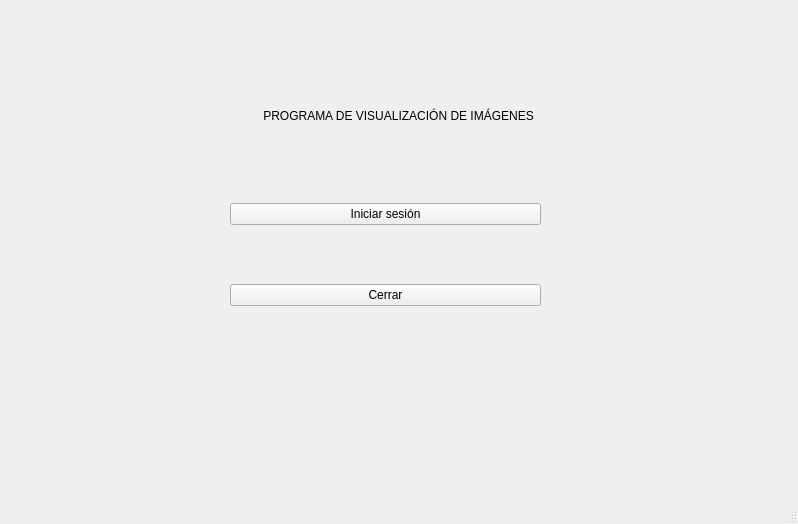
This is Pantt.ui in luisallamas01/Entrega3 as Qt 5 draws it before an edit. The edited form follows.
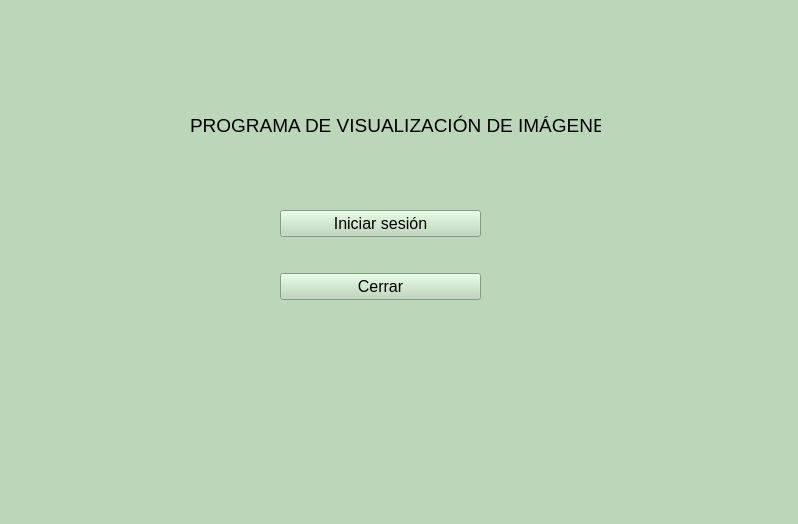
This is the edited form. Icons and pictures are not drawn.

```diff
--- a/Pantt.ui
+++ b/Pantt.ui
@@ -13,19 +13,27 @@
   <property name="windowTitle">
    <string>MainWindow</string>
   </property>
+  <property name="styleSheet">
+   <string notr="true">background-color: rgb(187, 214, 185);</string>
+  </property>
   <widget class="QWidget" name="centralwidget">
    <widget class="QWidget" name="verticalLayoutWidget">
     <property name="geometry">
      <rect>
-      <x>230</x>
-      <y>150</y>
-      <width>311</width>
-      <height>211</height>
+      <x>280</x>
+      <y>180</y>
+      <width>201</width>
+      <height>151</height>
      </rect>
     </property>
     <layout class="QVBoxLayout" name="verticalLayout">
      <item>
       <widget class="QPushButton" name="sesion">
+       <property name="font">
+        <font>
+         <pointsize>12</pointsize>
+        </font>
+       </property>
        <property name="text">
         <string>Iniciar sesión</string>
        </property>
@@ -33,6 +41,11 @@
      </item>
      <item>
       <widget class="QPushButton" name="cerrar">
+       <property name="font">
+        <font>
+         <pointsize>12</pointsize>
+        </font>
+       </property>
        <property name="text">
         <string>Cerrar</string>
        </property>
@@ -43,14 +56,36 @@
    <widget class="QLabel" name="label">
     <property name="geometry">
      <rect>
-      <x>230</x>
-      <y>90</y>
-      <width>309</width>
+      <x>190</x>
+      <y>100</y>
+      <width>411</width>
       <height>51</height>
      </rect>
     </property>
+    <property name="font">
+     <font>
+      <weight>50</weight>
+      <bold>false</bold>
+     </font>
+    </property>
     <property name="text">
-     <string>          PROGRAMA DE VISUALIZACIÓN DE IMÁGENES</string>
+     <string>&lt;html&gt;&lt;head/&gt;&lt;body&gt;&lt;p&gt;&lt;span style=&quot; font-size:14pt;&quot;&gt;PROGRAMA DE VISUALIZACIÓN DE IMÁGENES&lt;/span&gt;&lt;/p&gt;&lt;/body&gt;&lt;/html&gt;</string>
+    </property>
+   </widget>
+   <widget class="QLabel" name="label_2">
+    <property name="geometry">
+     <rect>
+      <x>0</x>
+      <y>340</y>
+      <width>131</width>
+      <height>161</height>
+     </rect>
+    </property>
+    <property name="styleSheet">
+     <string notr="true">border-image: url(:/cct/Escudo-UdeA.svg.png);</string>
+    </property>
+    <property name="text">
+     <string/>
     </property>
    </widget>
   </widget>
```
Left out of the diff: 4 changed lines with no effect on the pictures.
